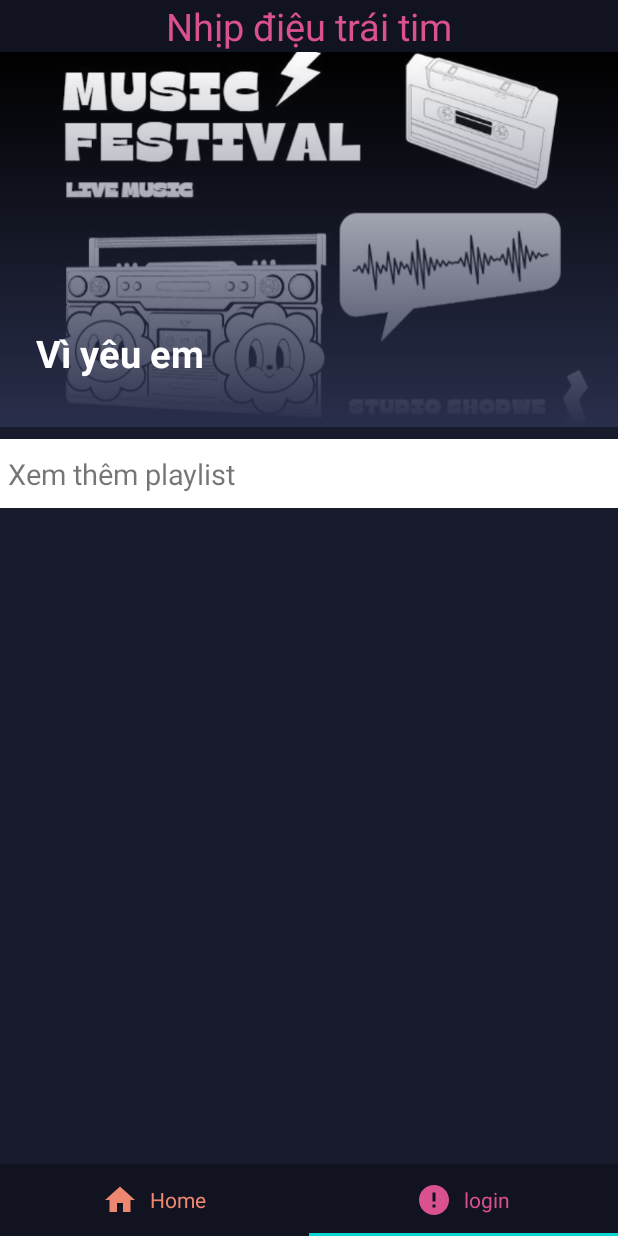
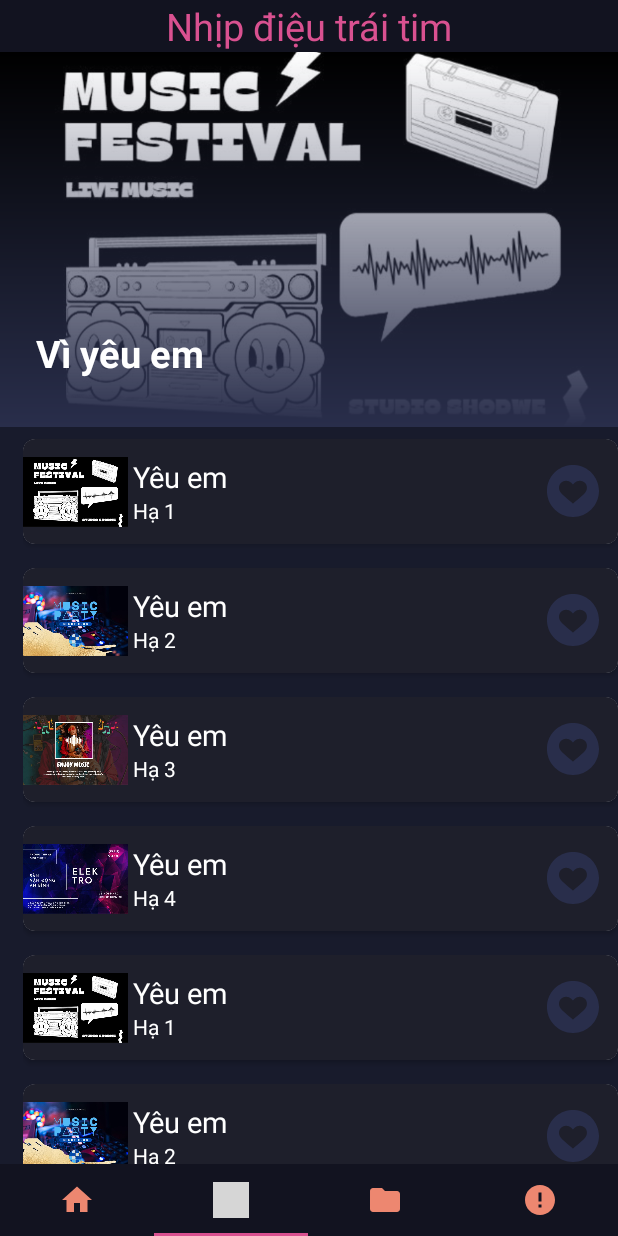
Before and after one commit to anionzo/MyMusicApp_f7c73, an Android app: the screen it shows after launch once a user with an empty profile is signed in (MainActivity), item 2 of the bottom bar chosen, on a phone screen of 412 x 824 dp. Run offline under Robolectric (Android 15) with nearby library versions, the phone set to English and light mode, and no system bars; our stand-ins replace Firebase (no records; nobody signed in at launch, a user with empty details on screens opened directly); grey boxes are pictures that could not be loaded.

Commit message:
RecyView Add list PlaylistFragment

```diff
--- /dev/null
+++ b/app/src/main/java/com/example/mymusicapp/Adapters/SongAdapter.java
@@ -0,0 +1,75 @@
+package com.example.mymusicapp.Adapters;
+
+import android.content.Context;
+import android.view.LayoutInflater;
+import android.view.View;
+import android.view.ViewGroup;
+import android.widget.ImageView;
+import android.widget.TextView;
+
+import androidx.annotation.NonNull;
+import androidx.recyclerview.widget.RecyclerView;
+
+import com.example.mymusicapp.Models.SongModel;
+import com.example.mymusicapp.R;
+
+import java.util.ArrayList;
+
+public class SongAdapter extends RecyclerView.Adapter<SongAdapter.ViewHolder> {
+
+    Context context;
+    ArrayList<SongModel> songs;
+
+    public SongAdapter(Context context, ArrayList<SongModel> items) {
+        this.context = context;
+        this.songs = items;
+    }
+    public void setData(ArrayList<SongModel> items) {
+        this.songs = items;
+        notifyDataSetChanged();
+
+    }
+    @NonNull
+    @Override
+    public ViewHolder onCreateViewHolder(@NonNull ViewGroup parent, int viewType) {
+        View view = LayoutInflater.from(context).inflate(R.layout.song_item,parent,false);
+        return new ViewHolder(view);
+    }
+
+    @Override
+    public void onBindViewHolder(@NonNull ViewHolder holder, int position) {
+        SongModel song = songs.get(position);
+        if (song == null){
+            return;
+        }
+        else {
+            holder.imgItem.setImageResource(song.getLinkSong());
+            holder.nameSongItem.setText(song.getNameSong());
+            holder.nameAuthorItem.setText(song.getNameSinger());
+        }
+    }
+
+    @Override
+    public int getItemCount() {
+        if (songs != null)
+            return songs.size();
+        return 0;
+    }
+
+    class ViewHolder extends RecyclerView.ViewHolder{
+
+        ImageView imgItem;
+        ImageView addPlaylist;
+        TextView nameSongItem;
+        TextView nameAuthorItem;
+
+        public ViewHolder(@NonNull View itemView) {
+            super(itemView);
+            imgItem = itemView.findViewById(R.id.img_item);
+            nameSongItem = itemView.findViewById(R.id.name_song_item);
+            nameAuthorItem = itemView.findViewById(R.id.name_author_item);
+            addPlaylist = itemView.findViewById(R.id.add_playlist);
+
+        }
+    }
+}
--- a/app/src/main/java/com/example/mymusicapp/Fragments/MenuFragment.java
+++ b/app/src/main/java/com/example/mymusicapp/Fragments/MenuFragment.java
@@ -23,6 +23,7 @@ public class MenuFragment extends Fragment {
     private TabLayout tabLayoutMenu;
     private ViewPager viewPagerMenu;
     private MenuAdapter menuAdapter;
+
     private ArrayList<Fragment> fragmentArrayList = new ArrayList<Fragment>();
 
     private   int[] imageList = new int[10];
@@ -43,30 +44,35 @@ public class MenuFragment extends Fragment {
 
         fragmentArrayList.add(new HomeFragment());
         fragmentArrayList.add(new PlaylistFragment());
+        fragmentArrayList.add(new HomeFragment());
+        fragmentArrayList.add(new HomeFragment());
 
-        imageList =new int[]{R.drawable.ic_home,R.drawable.ic_error};
+        imageList =new int[]{R.drawable.ic_home,R.drawable.ic_search,R.drawable.ic_folder,R.drawable.ic_error};
         // Add title in array list
-        arrayList.add("Home");
-        arrayList.add("login");
-
+        arrayList.add("");
+        arrayList.add("");
+        arrayList.add("");
+        arrayList.add("");
 
         // Setup tab layout
         tabLayoutMenu.setupWithViewPager(viewPagerMenu);
 
         // Prepare view pager
-        prepareViewPager(viewPagerMenu,arrayList);
+        prepareViewPager(viewPagerMenu,fragmentArrayList,arrayList,tabLayoutMenu,imageList);
         return view;
     }
 
-    private void prepareViewPager(ViewPager viewPagerMenu, ArrayList<String> arrayList) {
+    private void prepareViewPager(ViewPager viewPagerMenu,ArrayList<Fragment> listFram ,ArrayList<String> arrayList,TabLayout tabLayoutMe, int[] imageList) {
         menuAdapter = new MenuAdapter(getActivity().getSupportFragmentManager());
-        menuAdapter.addFragment(new HomeFragment(),arrayList.get(0));
-        menuAdapter.addFragment(new PlaylistFragment(),arrayList.get(1));
+        for (int i = 0; i< listFram.size(); i++){
+            menuAdapter.addFragment(listFram.get(i),arrayList.get(i));
+        }
+        viewPagerMenu.setAdapter(menuAdapter);
+        tabLayoutMe.setupWithViewPager(viewPagerMenu);
+        for (int i =0 ; i< listFram.size(); i++) {
+            tabLayoutMe.getTabAt(i).setIcon(imageList[i]);
+        }
 
-        viewPagerMenu.setAdapter(menuAdapter);
-        tabLayoutMenu.setupWithViewPager(viewPagerMenu);
-        tabLayoutMenu.getTabAt(0).setIcon(R.drawable.ic_home);
-        tabLayoutMenu.getTabAt(1).setIcon(R.drawable.ic_error);
     }
 
 }
--- a/app/src/main/java/com/example/mymusicapp/Fragments/PlaylistFragment.java
+++ b/app/src/main/java/com/example/mymusicapp/Fragments/PlaylistFragment.java
@@ -2,7 +2,10 @@ package com.example.mymusicapp.Fragments;
 
 import android.os.Bundle;
 
+import androidx.annotation.NonNull;
+import androidx.annotation.Nullable;
 import androidx.fragment.app.Fragment;
+import androidx.recyclerview.widget.LinearLayoutManager;
 import androidx.recyclerview.widget.RecyclerView;
 import androidx.viewpager.widget.ViewPager;
 
@@ -12,7 +15,9 @@ import android.view.ViewGroup;
 import android.widget.TextView;
 
 import com.example.mymusicapp.Adapters.SliderAdapter;
+import com.example.mymusicapp.Adapters.SongAdapter;
 import com.example.mymusicapp.Models.SliderModel;
+import com.example.mymusicapp.Models.SongModel;
 import com.example.mymusicapp.R;
 
 import java.util.ArrayList;
@@ -21,12 +26,14 @@ import java.util.ArrayList;
 public class PlaylistFragment extends Fragment {
 
     private TextView nameListPlay;
-    private RecyclerView listPlayItem;
+    private RecyclerView recyclerViewPlayItem;
     private ViewPager slider;
     private SliderAdapter sliderAdapter;
-
-    private TextView seeMorePlaylist;
+    private SongAdapter songAdapter;
+    private ArrayList<SongModel> songModelArrayList;
+    //private TextView seeMorePlaylist;
     private ArrayList<SliderModel> sliderModel;
+    LinearLayoutManager layoutManager;
 
     @Override
     public void onCreate(Bundle savedInstanceState) {
@@ -39,9 +46,9 @@ public class PlaylistFragment extends Fragment {
         // Inflate the layout for this fragment
         View view = inflater.inflate(R.layout.fragment_playlist, container, false);
         nameListPlay = view.findViewById(R.id.name_list_play);
-        listPlayItem = view.findViewById(R.id.list_play_item);
+        recyclerViewPlayItem = view.findViewById(R.id.list_play_item);
         slider =view.findViewById(R.id.slider);
-        seeMorePlaylist = view.findViewById(R.id.see_more_playlists);
+        //seeMorePlaylist = view.findViewById(R.id.see_more_playlists);
 
         //
         sliderModel = new ArrayList<>();
@@ -50,6 +57,43 @@ public class PlaylistFragment extends Fragment {
         slider.setAdapter(sliderAdapter);
 
 
+        songAdapter = new SongAdapter(getContext(),songModelArrayList);
+        layoutManager =new LinearLayoutManager(getContext(), RecyclerView.VERTICAL,false);
+
+
         return view;
     }
+
+    private ArrayList<SongModel> geSongs() {
+        ArrayList<SongModel> songs = new ArrayList<>();
+        songs.add(new SongModel("1","2","3","3","Yêu em",R.drawable.poster1,"Hạ 1"));
+        songs.add(new SongModel("1","2","3","3","Yêu em",R.drawable.poster2,"Hạ 2"));
+        songs.add(new SongModel("1","2","3","3","Yêu em",R.drawable.poster3,"Hạ 3"));
+        songs.add(new SongModel("1","2","3","3","Yêu em",R.drawable.poster4,"Hạ 4"));
+
+        songs.add(new SongModel("1","2","3","3","Yêu em",R.drawable.poster1,"Hạ 1"));
+        songs.add(new SongModel("1","2","3","3","Yêu em",R.drawable.poster2,"Hạ 2"));
+        songs.add(new SongModel("1","2","3","3","Yêu em",R.drawable.poster3,"Hạ 3"));
+        songs.add(new SongModel("1","2","3","3","Yêu em",R.drawable.poster4,"Hạ 4"));
+
+        songs.add(new SongModel("1","2","3","3","Yêu em",R.drawable.poster1,"Hạ 1"));
+        songs.add(new SongModel("1","2","3","3","Yêu em",R.drawable.poster2,"Hạ 2"));
+        songs.add(new SongModel("1","2","3","3","Yêu em",R.drawable.poster3,"Hạ 3"));
+        songs.add(new SongModel("1","2","3","3","Yêu em",R.drawable.poster4,"Hạ 4"));
+
+        songs.add(new SongModel("1","2","3","3","Yêu em",R.drawable.poster1,"Hạ 1"));
+        songs.add(new SongModel("1","2","3","3","Yêu em",R.drawable.poster2,"Hạ 2"));
+        songs.add(new SongModel("1","2","3","3","Yêu em",R.drawable.poster3,"Hạ 3"));
+        songs.add(new SongModel("1","2","3","3","Yêu em",R.drawable.poster4,"Hạ 4"));
+
+        return songs;
+    }
+
+    @Override
+    public void onViewCreated(@NonNull View view, @Nullable Bundle savedInstanceState) {
+        super.onViewCreated(view, savedInstanceState);
+        recyclerViewPlayItem.setLayoutManager(layoutManager);
+        songAdapter.setData(geSongs());
+        recyclerViewPlayItem.setAdapter(songAdapter);
+    }
 }
--- a/app/src/main/java/com/example/mymusicapp/Models/SongModel.java
+++ b/app/src/main/java/com/example/mymusicapp/Models/SongModel.java
@@ -6,17 +6,17 @@ public class SongModel {
     private String idCategory;
     private String idAlbum;
     private String nameSong;
-    private String linkSong;
-    private String idSinger;
+    private int linkSong;
+    private String nameSinger;
 
-    public SongModel(String idSong, String idPlayList, String idCategory, String idAlbum, String nameSong, String linkSong, String idAuthor) {
+    public SongModel(String idSong, String idPlayList, String idCategory, String idAlbum, String nameSong, int linkSong, String nameSinger) {
         this.idSong = idSong;
         this.idPlayList = idPlayList;
         this.idCategory = idCategory;
         this.idAlbum = idAlbum;
         this.nameSong = nameSong;
         this.linkSong = linkSong;
-        this.idSinger = idAuthor;
+        this.nameSinger = nameSinger;
     }
 
     public String getIdSong() {
@@ -59,19 +59,19 @@ public class SongModel {
         this.nameSong = nameSong;
     }
 
-    public String getLinkSong() {
+    public int getLinkSong() {
         return linkSong;
     }
 
-    public void setLinkSong(String linkSong) {
+    public void setLinkSong(int linkSong) {
         this.linkSong = linkSong;
     }
 
-    public String getIdSinger() {
-        return idSinger;
+    public String getNameSinger() {
+        return nameSinger;
     }
 
-    public void setIdSinger(String idSinger) {
-        this.idSinger = idSinger;
+    public void setNameSinger(String nameSinger) {
+        this.nameSinger = nameSinger;
     }
 }
--- /dev/null
+++ b/app/src/main/res/drawable/ic_folder.xml
@@ -0,0 +1,5 @@
+<vector android:height="24dp" android:tint="#000000"
+    android:viewportHeight="24" android:viewportWidth="24"
+    android:width="24dp" xmlns:android="http://schemas.android.com/apk/res/android">
+    <path android:fillColor="@android:color/white" android:pathData="M10,4H4c-1.1,0 -1.99,0.9 -1.99,2L2,18c0,1.1 0.9,2 2,2h16c1.1,0 2,-0.9 2,-2V8c0,-1.1 -0.9,-2 -2,-2h-8l-2,-2z"/>
+</vector>
--- a/app/src/main/res/layout/fragment_menu.xml
+++ b/app/src/main/res/layout/fragment_menu.xml
@@ -18,7 +18,7 @@
         android:layout_width="match_parent"
         android:layout_height="wrap_content"
         android:background="@color/menuColor"
-        app:tabIndicatorColor="@color/tab_in_color"
+        app:tabIndicatorColor="@color/endColor"
         app:tabInlineLabel="true"
         app:tabIconTint="@color/menu_icon_display"
         app:tabSelectedTextColor="@color/endColor"
--- a/app/src/main/res/layout/fragment_playlist.xml
+++ b/app/src/main/res/layout/fragment_playlist.xml
@@ -31,20 +31,6 @@
             android:layout_below="@id/slider"
             android:layout_width="match_parent"
             android:layout_height="wrap_content"/>
-        <TextView
-            android:id="@+id/see_more_playlists"
-            android:layout_width="match_parent"
-            android:layout_height="wrap_content"
-            android:background="@color/white"
-            android:text="Xem thêm playlist"
-            android:textSize="19sp"
-            android:layout_marginTop="8dp"
-            android:layout_marginBottom="8dp"
-            android:drawablePadding="10dp"
-            android:paddingTop="10dp"
-            android:paddingBottom="10dp"
-            android:paddingLeft="5dp"
-            android:layout_below="@id/list_play_item"
-            />
+
     </RelativeLayout>
 </FrameLayout>
--- a/app/src/main/res/layout/song_item.xml
+++ b/app/src/main/res/layout/song_item.xml
@@ -1,43 +1,60 @@
 <?xml version="1.0" encoding="utf-8"?>
 <androidx.constraintlayout.widget.ConstraintLayout xmlns:android="http://schemas.android.com/apk/res/android"
+    xmlns:app="http://schemas.android.com/apk/res-auto"
+    android:layout_width="match_parent"
+    android:layout_height="wrap_content">
+    <androidx.cardview.widget.CardView
+        android:layout_marginTop="8dp"
+        android:layout_marginBottom="8dp"
         android:layout_width="match_parent"
         android:layout_height="wrap_content"
-    xmlns:app="http://schemas.android.com/apk/res-auto">
+        app:layout_constraintStart_toStartOf="parent"
+        app:layout_constraintEnd_toEndOf="parent"
+        app:layout_constraintTop_toTopOf="parent"
+        app:cardCornerRadius="8dp"
+        app:layout_constraintBottom_toBottomOf="parent">
+        <FrameLayout
+            android:background="@color/menuColor"
+            android:layout_width="match_parent"
+            android:layout_height="wrap_content">
             <ImageView
+                android:layout_gravity="start"
                 android:id="@+id/img_item"
                 android:layout_width="70dp"
                 android:layout_height="70dp"
-            android:src="@drawable/ic_headphones"
-            app:layout_constraintStart_toStartOf="parent"/>
+                android:src="@drawable/ic_headphones" />
 
             <LinearLayout
-            android:id="@+id/linear_text_item"
-            android:paddingLeft="20dp"
-            android:layout_width="wrap_content"
+                android:layout_gravity="center"
+                android:layout_width="250dp"
                 android:layout_height="wrap_content"
-            android:orientation="vertical"
-            app:layout_constraintStart_toEndOf="@id/img_item">
+                android:orientation="vertical">
+
                 <TextView
-                android:layout_marginTop="15dp"
+                    android:id="@+id/name_song_item"
                     android:layout_width="wrap_content"
                     android:layout_height="wrap_content"
                     android:text="Sao mình chưa nắn"
-                android:textSize="19sp"
-                android:textColor="@color/white"/>
+                    android:textColor="@color/white"
+                    android:textSize="19sp" />
+
                 <TextView
+                    android:id="@+id/name_author_item"
                     android:layout_width="wrap_content"
                     android:layout_height="wrap_content"
                     android:text="Yan Nguyễn"
-                android:textSize="14sp"
-                android:textColor="@color/white"/>
+                    android:textColor="@color/white"
+                    android:textSize="14sp" />
             </LinearLayout>
+
+
             <ImageView
+                android:layout_gravity="end|center"
                 android:id="@+id/add_playlist"
-               android:layout_marginRight="10dp"
-               app:layout_constraintEnd_toEndOf="parent"
-               app:layout_constraintBottom_toBottomOf="parent"
-               app:layout_constraintTop_toTopOf="parent"
                 android:layout_width="40dp"
                 android:layout_height="40dp"
-               android:src="@drawable/heart"/>
+                android:layout_marginRight="10dp"
+                android:src="@drawable/heart" />
+        </FrameLayout>
+    </androidx.cardview.widget.CardView>
 </androidx.constraintlayout.widget.ConstraintLayout>
```
Also changed, not shown: app/src/main/java/com/example/mymusicapp/Adapters/PlaylistAdapter.java (+28 -8 lines), app/src/main/java/com/example/mymusicapp/Fragments/PlaySongFragment.java (added, +27 -0 lines), app/src/main/java/com/example/mymusicapp/Models/AlbumModel.java (+6 -4 lines), app/src/main/java/com/example/mymusicapp/Models/PlaylistModel.java (+16 -2 lines), app/src/main/java/com/example/mymusicapp/Models/SongList.java (deleted, +0 -20 lines), app/src/main/res/layout/fragment_play_song.xml (added, +8 -0 lines). Lines whose indentation alone changed are shown as unchanged.
